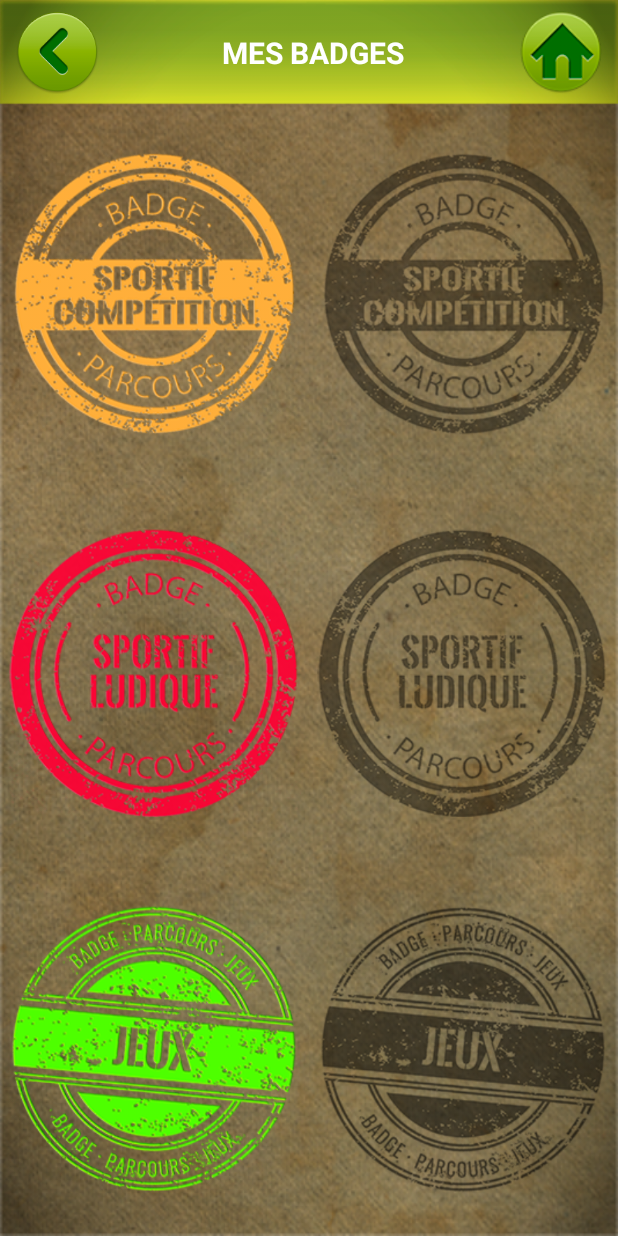
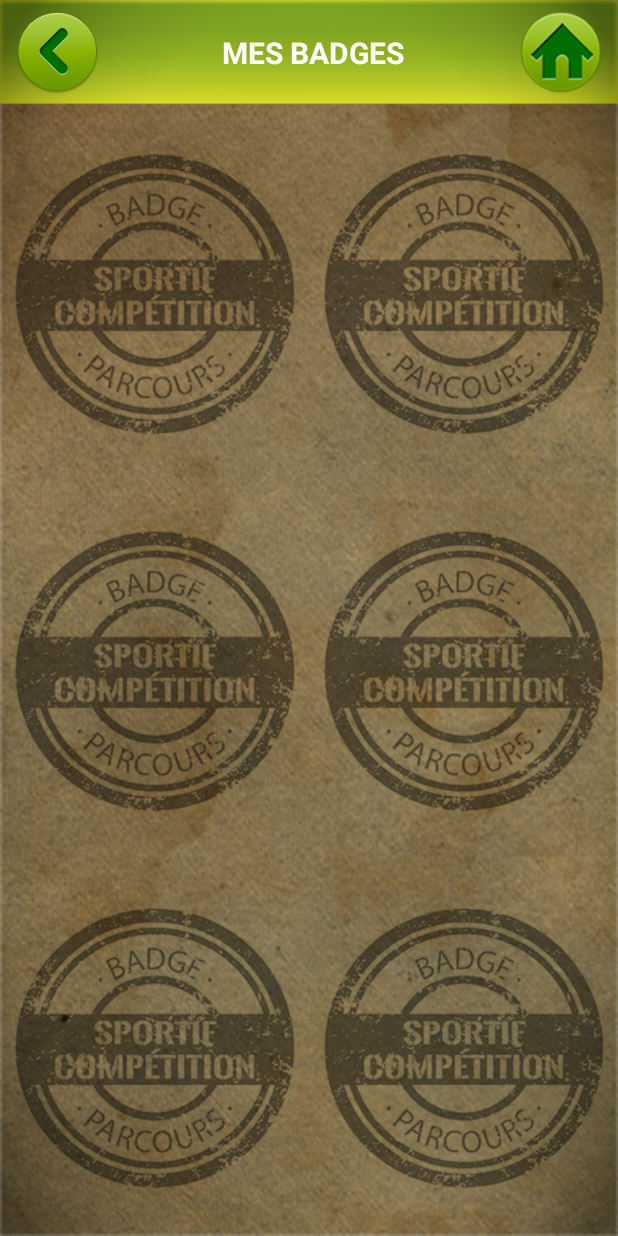
Before and after one commit to cesarlapuente/PAYOLLE_APP, an Android app: the BadgesActivity screen opened directly, with no data from a screen before it, on a phone screen of 412 x 824 dp. Run offline under Robolectric (Android 15) with nearby library versions, the phone set to English and light mode, and no system bars; 1 statement that could not run was skipped.

Commit message:
- Badges work - LittleFix with one menu bug

```diff
--- a/app/src/main/java/eu/randomobile/payolle/apppayolle/mod_feed/BadgesActivity.java
+++ b/app/src/main/java/eu/randomobile/payolle/apppayolle/mod_feed/BadgesActivity.java
@@ -3,17 +3,29 @@ package eu.randomobile.payolle.apppayolle.mod_feed;
 import android.app.Activity;
 import android.content.Intent;
 import android.os.Bundle;
+import android.util.Log;
 import android.view.View;
 import android.widget.ImageButton;
+import android.widget.ImageView;
+
+import java.util.ArrayList;
 
 import eu.randomobile.payolle.apppayolle.MainApp;
 import eu.randomobile.payolle.apppayolle.R;
+import eu.randomobile.payolle.apppayolle.mod_global.model.Route;
 
 
 public class BadgesActivity extends Activity {
     private MainApp app;
     ImageButton btn_home;
     ImageButton btn_return;
+    private ArrayList<Route> arrayRoutes = null;
+    ImageView badge1;
+    ImageView badge2;
+    ImageView badge3;
+    ImageView badge4;
+    ImageView badge5;
+    ImageView badge6;
 
     @Override
     protected void onCreate(Bundle savedInstanceState) {
@@ -22,14 +34,39 @@ public class BadgesActivity extends Activity {
 
         this.app = (MainApp) getApplication();
 
+        arrayRoutes = app.getRoutesListCO();
+
+
         //app.getSuccessByRoute("toto"); // TODO change by route name in route loop to check associated badges
         capturarControles();
+
+
+        if(arrayRoutes.size()>5) { //Normalement c'est bon si on ne change pas le nombre de routes CO
+            Log.d("PierreLog : Badge", "");
+            if(app.getSuccessByRoute(arrayRoutes.get(0).getTitle())){
+                badge1.setImageResource(R.drawable.badges_competition_actif);
+                Log.d("PierreLog : Badge1", "");
+            }
+            if(app.getSuccessByRoute(arrayRoutes.get(1).getTitle()))badge2.setImageResource(R.drawable.badges_competition_actif);
+            if(app.getSuccessByRoute(arrayRoutes.get(2).getTitle()))badge3.setImageResource(R.drawable.badges_competition_actif);
+            if(app.getSuccessByRoute(arrayRoutes.get(3).getTitle()))badge4.setImageResource(R.drawable.badges_competition_actif);
+            if(app.getSuccessByRoute(arrayRoutes.get(4).getTitle()))badge5.setImageResource(R.drawable.badges_competition_actif);
+            if(app.getSuccessByRoute(arrayRoutes.get(5).getTitle()))badge6.setImageResource(R.drawable.badges_competition_actif);
+        }
+
+
         escucharEventos();
     }
 
     private void capturarControles() {
         btn_home = (ImageButton) findViewById(R.id.btn_home);
         btn_return = (ImageButton) findViewById(R.id.btn_return);
+        badge1 = (ImageView) findViewById(R.id.badge1);
+        badge2 = (ImageView) findViewById(R.id.badge2);
+        badge3 = (ImageView) findViewById(R.id.badge3);
+        badge4 = (ImageView) findViewById(R.id.badge4);
+        badge5 = (ImageView) findViewById(R.id.badge5);
+        badge6 = (ImageView) findViewById(R.id.badge6);
     }
 
     private void escucharEventos() {
--- a/app/src/main/java/eu/randomobile/payolle/apppayolle/mod_feed/FeedRouteBalise.java
+++ b/app/src/main/java/eu/randomobile/payolle/apppayolle/mod_feed/FeedRouteBalise.java
@@ -234,7 +234,7 @@ public class FeedRouteBalise extends Activity implements  LocationListener {
         intent.putExtra(ResultsActivity.DISTANCE_TRAVELLED, txt_distance.getText());
         intent.putExtra(ResultsActivity.PARAM_KEY_NID, route.getNid());
         /*Bagdes*/ //TODO test
-        //app.setSuccessByRoute(route.getTitle());
+        app.setSuccessByRoute(route.getTitle());
 
         startActivity(intent);
         resetData();
--- a/app/src/main/res/layout/feed_activity_badges.xml
+++ b/app/src/main/res/layout/feed_activity_badges.xml
@@ -13,55 +13,56 @@
         android:orientation="vertical">
 
         <LinearLayout
+            android:id="@+id/layout_header"
             android:layout_width="match_parent"
             android:layout_height="70dp"
+            android:layout_gravity="top"
             android:background="@drawable/header"
             android:orientation="horizontal"
-            android:padding="5dp"
-            android:layout_gravity="top"
-            android:id="@+id/layout_header">
+            android:padding="5dp">
 
             <ImageButton
+                android:id="@+id/btn_return"
                 android:layout_width="55dp"
                 android:layout_height="55dp"
-                android:id="@+id/btn_return"
+                android:layout_gravity="center_vertical"
+                android:layout_marginEnd="5dp"
+                android:layout_marginLeft="5dp"
+                android:layout_marginRight="5dp"
+                android:layout_marginStart="5dp"
+                android:adjustViewBounds="true"
                 android:background="@drawable/btn_return"
-                android:layout_gravity="center_vertical"
-                android:scaleType="fitCenter"
-                android:layout_marginLeft="5dp"
-                android:layout_marginStart="5dp"
-                android:layout_marginRight="5dp"
-                android:layout_marginEnd="5dp"
-                android:adjustViewBounds="true"/>
+                android:scaleType="fitCenter" />
+
             <TextView
+                android:id="@+id/route_title"
                 android:layout_width="0dp"
                 android:layout_height="wrap_content"
+                android:layout_gravity="center_vertical"
                 android:layout_weight="5"
-                android:id="@+id/route_title"
+                android:gravity="center"
                 android:text="MES BADGES"
-                android:layout_gravity="center_vertical"
-                android:gravity="center"
+                android:textAllCaps="true"
                 android:textColor="#FFFFFF"
                 android:textSize="20sp"
-                android:textStyle="bold"
-                android:textAllCaps="true">
-            </TextView>
+                android:textStyle="bold"></TextView>
 
             <ImageButton
+                android:id="@+id/btn_home"
                 android:layout_width="55dp"
                 android:layout_height="55dp"
-                android:background="@drawable/boton_accueil"
-                android:id="@+id/btn_home"
                 android:layout_gravity="center_vertical"
+                android:layout_marginEnd="5dp"
                 android:layout_marginRight="5dp"
-                android:layout_marginEnd="5dp"
-                android:adjustViewBounds="true"/>
+                android:adjustViewBounds="true"
+                android:background="@drawable/boton_accueil" />
         </LinearLayout>
 
 
         <TableLayout
             android:layout_width="match_parent"
             android:layout_height="match_parent">
+
             <TableRow
                 android:layout_width="match_parent"
                 android:layout_height="0dp"
@@ -70,18 +71,22 @@
                 <ImageView
                     android:layout_width="0dp"
                     android:layout_height="match_parent"
+                    android:layout_margin="5dp"
                     android:layout_weight="1"
                     android:adjustViewBounds="true"
-                    android:src="@drawable/badges_competition_actif"
-                    android:layout_margin="5dp"/>
+                    android:id="@+id/badge1"
+                    android:src="@drawable/badges_competition_deactif" />
+
                 <ImageView
                     android:layout_width="0dp"
                     android:layout_height="match_parent"
+                    android:layout_margin="5dp"
                     android:layout_weight="1"
                     android:adjustViewBounds="true"
-                    android:src="@drawable/badges_competition_deactif"
-                    android:layout_margin="5dp"/>
+                    android:id="@+id/badge2"
+                    android:src="@drawable/badges_competition_deactif" />
             </TableRow>
+
             <TableRow
                 android:layout_width="match_parent"
                 android:layout_height="0dp"
@@ -90,18 +95,22 @@
                 <ImageView
                     android:layout_width="0dp"
                     android:layout_height="match_parent"
+                    android:layout_margin="5dp"
                     android:layout_weight="1"
                     android:adjustViewBounds="true"
-                    android:src="@drawable/badges_ludique_actif"
-                    android:layout_margin="5dp"/>
+                    android:id="@+id/badge3"
+                    android:src="@drawable/badges_competition_deactif" />
+
                 <ImageView
                     android:layout_width="0dp"
                     android:layout_height="match_parent"
+                    android:layout_margin="5dp"
                     android:layout_weight="1"
                     android:adjustViewBounds="true"
-                    android:src="@drawable/badges_ludique_deactif"
-                    android:layout_margin="5dp"/>
+                    android:id="@+id/badge4"
+                    android:src="@drawable/badges_competition_deactif" />
             </TableRow>
+
             <TableRow
                 android:layout_width="match_parent"
                 android:layout_height="0dp"
@@ -110,23 +119,25 @@
                 <ImageView
                     android:layout_width="0dp"
                     android:layout_height="match_parent"
+                    android:layout_margin="5dp"
                     android:layout_weight="1"
                     android:adjustViewBounds="true"
-                    android:src="@drawable/badges_juer_actif"
-                    android:layout_margin="5dp"/>
+                    android:id="@+id/badge5"
+                    android:src="@drawable/badges_competition_deactif" />
+
                 <ImageView
                     android:layout_width="0dp"
                     android:layout_height="match_parent"
+                    android:layout_margin="5dp"
                     android:layout_weight="1"
                     android:adjustViewBounds="true"
-                    android:src="@drawable/badges_juer_deactif"
-                    android:layout_margin="5dp"/>
+                    android:id="@+id/badge6"
+                    android:src="@drawable/badges_competition_deactif" />
             </TableRow>
 
         </TableLayout>
 
 
-
     </LinearLayout>
 
 </FrameLayout>
--- a/app/src/main/res/layout/feed_activity_poi_details.xml
+++ b/app/src/main/res/layout/feed_activity_poi_details.xml
@@ -67,7 +67,7 @@
                 android:layout_width="match_parent"
                 android:layout_height="match_parent"
                 android:scaleType="centerCrop"
-                android:src="@drawable/POI_default"/>
+                android:src="@drawable/poi_default"/>
 
             <ImageView
                 android:layout_width="match_parent"
--- a/app/src/main/res/layout/feed_activity_routes_list.xml
+++ b/app/src/main/res/layout/feed_activity_routes_list.xml
@@ -64,7 +64,7 @@
             android:layout_weight="6"
             android:orientation="vertical"
             android:gravity="bottom"
-            app:layout_behavior="@string/bottom_navigation_behavior">
+            app:layout_behavior="@string/appbar_scrolling_view_behavior">
 
             <ListView
                 android:id="@+id/routes_list_listview"
--- a/app/src/main/res/layout/feed_activity_routes_list_decouverte.xml
+++ b/app/src/main/res/layout/feed_activity_routes_list_decouverte.xml
@@ -66,7 +66,7 @@
                 android:id="@+id/routes_list_listview"
                 android:layout_width="match_parent"
                 android:layout_height="match_parent"
-                android:layout_marginTop="90dp"
+                android:layout_marginTop="60dp"
                 android:scrollbars="none"></ListView>
 
             <Space
```
Also changed, not shown: app/src/main/java/eu/randomobile/payolle/apppayolle/mod_feed/DecouverteRoutesListActivity.java (+4 -4 lines), app/src/main/java/eu/randomobile/payolle/apppayolle/mod_feed/FeedRouteActivityDecouverte.java (+4 -4 lines), app/src/main/java/eu/randomobile/payolle/apppayolle/mod_feed/GameActivity.java (+4 -4 lines), app/src/main/java/eu/randomobile/payolle/apppayolle/mod_feed/InfoDecouverteActivity.java (+4 -4 lines), app/src/main/java/eu/randomobile/payolle/apppayolle/mod_feed/LireActivity.java (+4 -4 lines), app/src/main/java/eu/randomobile/payolle/apppayolle/mod_feed/POIDetailsActivity.java (+4 -4 lines), app/src/main/java/eu/randomobile/payolle/apppayolle/mod_global/data_access/DBHandler.java (+22 -7 lines), app/src/main/res/drawable/splash_background2.jpg (added), app/src/main/res/drawable/splash_background3.jpg (added).
